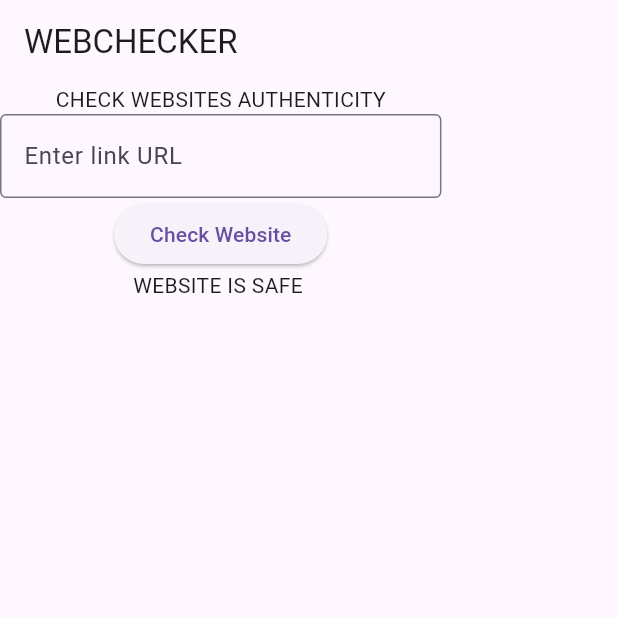
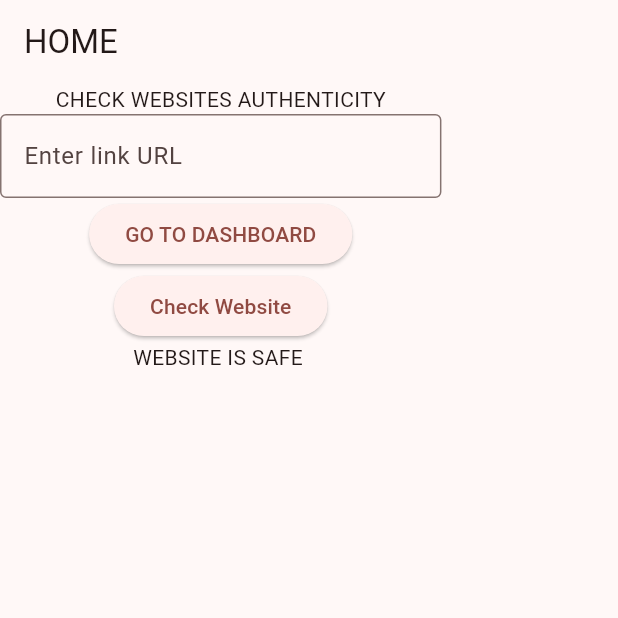
Before and after one commit to AbdurRahmanasim/safebrowsingChecker, a Flutter app: the screen it shows after launch, after a tap on "Check Website", on a phone screen of 412 x 824 dp, the top half of it. Run offline on Flutter 3.47's test engine with Material 3 defaults, Android fonts, the light colour scheme and no system bars; our stand-ins replace dio; network calls fail.

Commit message:
web safe browsing

```diff
--- /dev/null
+++ b/lib/dashboard.dart
@@ -0,0 +1,31 @@
+import 'package:flutter/material.dart';
+import 'package:provider/provider.dart';
+import 'package:webchecker/webController.dart';
+
+class Dashboard extends StatefulWidget {
+  const Dashboard({super.key});
+
+  @override
+  State<Dashboard> createState() => _DashboardState();
+}
+
+class _DashboardState extends State<Dashboard> {
+  @override
+  Widget build(BuildContext context) {
+    return Consumer<WebController>(builder: (context, webController, child) {
+      return Scaffold(
+        appBar: AppBar(
+          title: Text("DASHBOARD"),
+        ),
+        body: SingleChildScrollView(
+          child: Column(
+            children: [
+              Text("DASHBOARD"),
+              Text(webController.apiResponse.toString())
+            ],
+          ),
+        ),
+      );
+    });
+  }
+}
--- /dev/null
+++ b/lib/home.dart
@@ -0,0 +1,61 @@
+import 'dart:convert';
+
+import 'package:dio/dio.dart';
+import 'package:flutter/material.dart';
+import 'package:provider/provider.dart';
+import 'package:webchecker/dashboard.dart';
+import 'package:webchecker/webController.dart';
+
+class Home extends StatefulWidget {
+  const Home({super.key});
+
+  @override
+  State<Home> createState() => _HomeState();
+}
+
+class _HomeState extends State<Home> {
+  TextEditingController weburlController = TextEditingController();
+
+  @override
+  Widget build(BuildContext context) {
+    double width = MediaQuery.of(context).size.width;
+    double height = MediaQuery.of(context).size.height;
+    return Consumer<WebController>(builder: (context, webController, child) {
+      return Scaffold(
+        appBar: AppBar(
+          title: Text("HOME"),
+        ),
+        body: SingleChildScrollView(
+          child: Column(
+            children: [
+              Text("CHECK WEBSITES AUTHENTICITY"),
+              SizedBox(
+                width: width / 1.4,
+                child: TextField(
+                  controller: weburlController,
+                  decoration: InputDecoration(
+                      border: OutlineInputBorder(), hintText: "Enter link URL"),
+                ),
+              ),
+              ElevatedButton(
+                  onPressed: () {
+                    Navigator.of(context).push(MaterialPageRoute(
+                      builder: (context) => Dashboard(),
+                    ));
+                  },
+                  child: Text("GO TO DASHBOARD")),
+              ElevatedButton(
+                  onPressed: () {
+                    webController.checkWebsite(weburlController);
+                  },
+                  child: Text("Check Website")),
+              webController.apiResponse
+                  ? Text("WEBSITE IS SAFE ")
+                  : Text("WEBSITE IS NOT SAFE "),
+            ],
+          ),
+        ),
+      );
+    });
+  }
+}
--- a/lib/main.dart
+++ b/lib/main.dart
@@ -2,6 +2,10 @@ import 'dart:convert';
 
 import 'package:flutter/material.dart';
 import 'package:dio/dio.dart';
+import 'package:provider/provider.dart';
+import 'package:webchecker/home.dart';
+import 'package:webchecker/mainController.dart';
+import 'package:webchecker/webController.dart';
 
 void main() {
   WidgetsFlutterBinding.ensureInitialized();
@@ -16,74 +20,37 @@ class MyApp extends StatefulWidget {
 }
 
 class _MyAppState extends State<MyApp> {
-  TextEditingController weburlController = TextEditingController();
-
-  bool apiResponse = true;
-
-  checkWebsite() async {
-    try {
-      final dio = Dio();
-      final response = await dio.post(
-          'https://safebrowsing.googleapis.com/v4/threatMatches:find?key=AIzaSyAcAkhflXIy2KtRDdNtheXM4JN8qoGs5Io',
-          data: json.encode({
-            "client": {"clientId": "yourcompany", "clientVersion": "1.5.2"},
-            "threatInfo": {
-              "threatTypes": ["MALWARE", "SOCIAL_ENGINEERING"],
-              "platformTypes": ["ANY_PLATFORM"],
-              "threatEntryTypes": ["URL"],
-              "threatEntries": [
-                {"url": weburlController.text.trim()}
-              ]
-            }
-          }),
-          options: Options(contentType: 'application/json'));
-      print(response.data);
-
-      if (response.data) {
-        setState(() {
-          apiResponse = true;
-        });
-      } else {
-        apiResponse = false;
-      }
-    } catch (e) {
-      // Handle error
-    }
-  }
+ final GlobalKey<NavigatorState> navigatorKey = GlobalKey<NavigatorState>();
+final GlobalKey<ScaffoldMessengerState> scaffoldMessengerKey = GlobalKey<ScaffoldMessengerState>();
 
   @override
   Widget build(BuildContext context) {
     double width = MediaQuery.of(context).size.width;
     double height = MediaQuery.of(context).size.height;
-    return MaterialApp(
-      home: Scaffold(
-        appBar: AppBar(
-          title: Text("WEBCHECKER"),
+    return MultiProvider(providers: [
+
+      ChangeNotifierProvider(
+        create: (context) => WebController(),
+      ),
+
+      ChangeNotifierProvider(
+        create: (context) => Maincontroller(),
+        builder: (context, child) => MaterialApp(
+          debugShowCheckedModeBanner: false,
+            navigatorKey: navigatorKey,
+                scaffoldMessengerKey: scaffoldMessengerKey,
+
+          title: "WEB CHECKER",
+          theme: ThemeData(
+            colorScheme: ColorScheme.fromSeed(
+                seedColor:Colors.red,
+                brightness: Brightness.light),
+            useMaterial3: true,
+          ),
+          home: Home(),
+
         ),
-        body: SingleChildScrollView(
-          child: Column(
-            children: [
-              Text("CHECK WEBSITES AUTHENTICITY"),
-              SizedBox(
-                width: width / 1.4,
-                child: TextField(
-                  controller: weburlController,
-                  decoration: InputDecoration(
-                      border: OutlineInputBorder(), hintText: "Enter link URL"),
-                ),
-              ),
-              ElevatedButton(
-                  onPressed: () {
-                    checkWebsite();
-                  },
-                  child: Text("Check Website")),
-              apiResponse
-                  ? Text("WEBSITE IS SAFE ")
-                  : Text("WEBSITE IS NOT SAFE "),
-            ],
-          ),
-        ),
-      ),
-    );
+      )
+    ]);
   }
 }
--- /dev/null
+++ b/lib/mainController.dart
@@ -0,0 +1,6 @@
+
+
+
+import 'package:flutter/material.dart';
+
+class Maincontroller extends ChangeNotifier{}
--- /dev/null
+++ b/lib/webController.dart
@@ -0,0 +1,39 @@
+import 'dart:convert';
+
+import 'package:dio/dio.dart';
+import 'package:flutter/material.dart';
+
+class WebController extends ChangeNotifier {
+  bool _apiResponse = true;
+  bool get apiResponse => _apiResponse;
+
+  checkWebsite(weburlController) async {
+    try {
+      final dio = Dio();
+      final response = await dio.post(
+          'https://safebrowsing.googleapis.com/v4/threatMatches:find?key=AIzaSyAcAkhflXIy2KtRDdNtheXM4JN8qoGs5Io',
+          data: json.encode({
+            "client": {"clientId": "yourcompany", "clientVersion": "1.5.2"},
+            "threatInfo": {
+              "threatTypes": ["MALWARE", "SOCIAL_ENGINEERING"],
+              "platformTypes": ["ANY_PLATFORM"],
+              "threatEntryTypes": ["URL"],
+              "threatEntries": [
+                {"url": weburlController.text.trim()}
+              ]
+            }
+          }),
+          options: Options(contentType: 'application/json'));
+      print(response.data);
+
+      if (response.data) {
+        _apiResponse = true;
+      } else {
+        _apiResponse = false;
+      }
+      notifyListeners();
+    } catch (e) {
+      // Handle error
+    }
+  }
+}
--- a/pubspec.yaml
+++ b/pubspec.yaml
@@ -36,6 +36,7 @@ dependencies:
   # Use with the CupertinoIcons class for iOS style icons.
   cupertino_icons: ^1.0.8
   dio: ^5.8.0+1
+  provider: ^6.1.2
 
 dev_dependencies:
   flutter_test:
```
Also changed, not shown: pubspec.lock.
